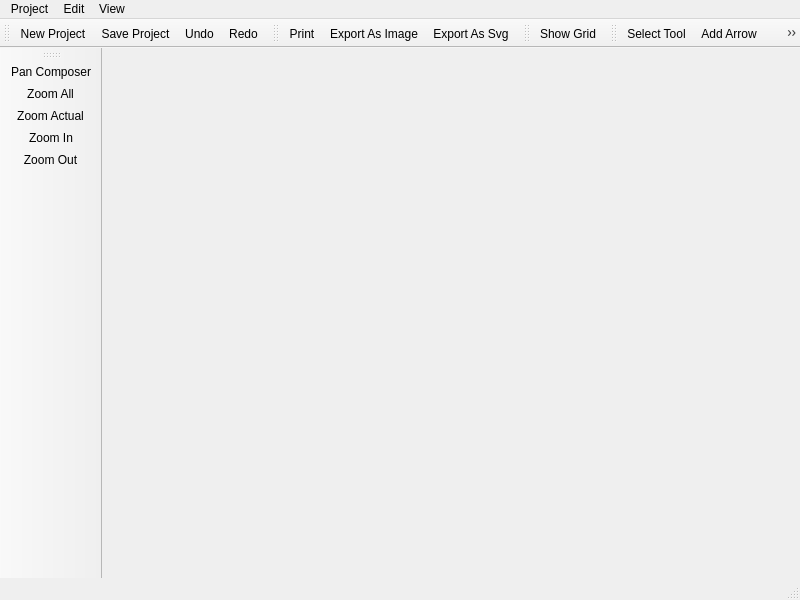
The window that qgis_dev/qgis_dev_composerBase.ui (MrJGao/qgis_dev) describes before a commit, drawn with Qt 5.
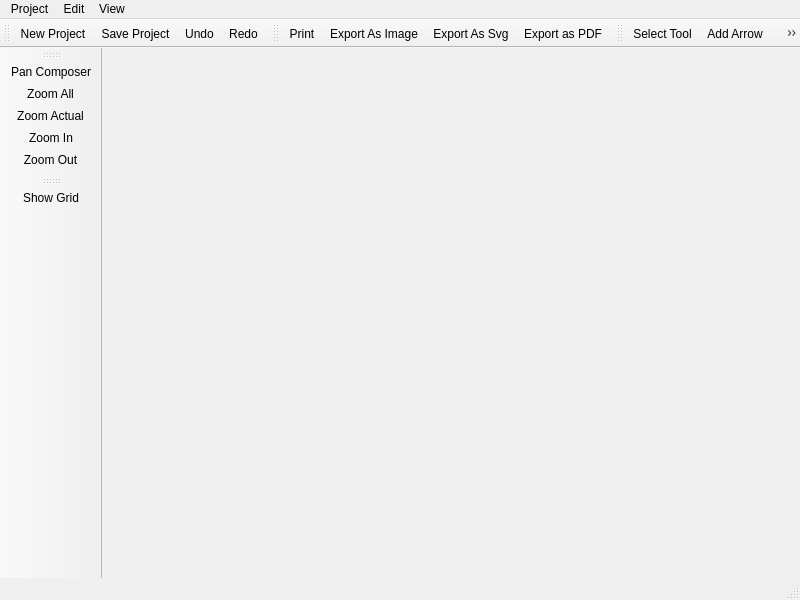
The same window after the commit. Icons and pictures are not drawn.

Commit message: add export as image function

The edit to the form file:
```diff
--- a/qgis_dev/qgis_dev_composerBase.ui
+++ b/qgis_dev/qgis_dev_composerBase.ui
@@ -136,13 +136,14 @@
    <addaction name="actionPrint"/>
    <addaction name="actionExportAsImage"/>
    <addaction name="actionExportAsSvg"/>
+   <addaction name="actionExportAsPDF"/>
   </widget>
   <widget class="QToolBar" name="toolBar_3">
    <property name="windowTitle">
     <string>toolBar_3</string>
    </property>
    <attribute name="toolBarArea">
-    <enum>TopToolBarArea</enum>
+    <enum>LeftToolBarArea</enum>
    </attribute>
    <attribute name="toolBarBreak">
     <bool>false</bool>
@@ -415,6 +416,18 @@
     <string>Add html</string>
    </property>
   </action>
+  <action name="actionExportAsPDF">
+   <property name="icon">
+    <iconset resource="Resources/images/images.qrc">
+     <normaloff>:/images/themes/default/mActionSaveAsPDF.png</normaloff>:/images/themes/default/mActionSaveAsPDF.png</iconset>
+   </property>
+   <property name="text">
+    <string>Export as PDF</string>
+   </property>
+   <property name="toolTip">
+    <string>Export as PDF</string>
+   </property>
+  </action>
  </widget>
  <resources>
   <include location="Resources/images/images.qrc"/>
```
Left out of the diff: 12 changed lines with no effect on the pictures. The commit also changes 43 other files.
